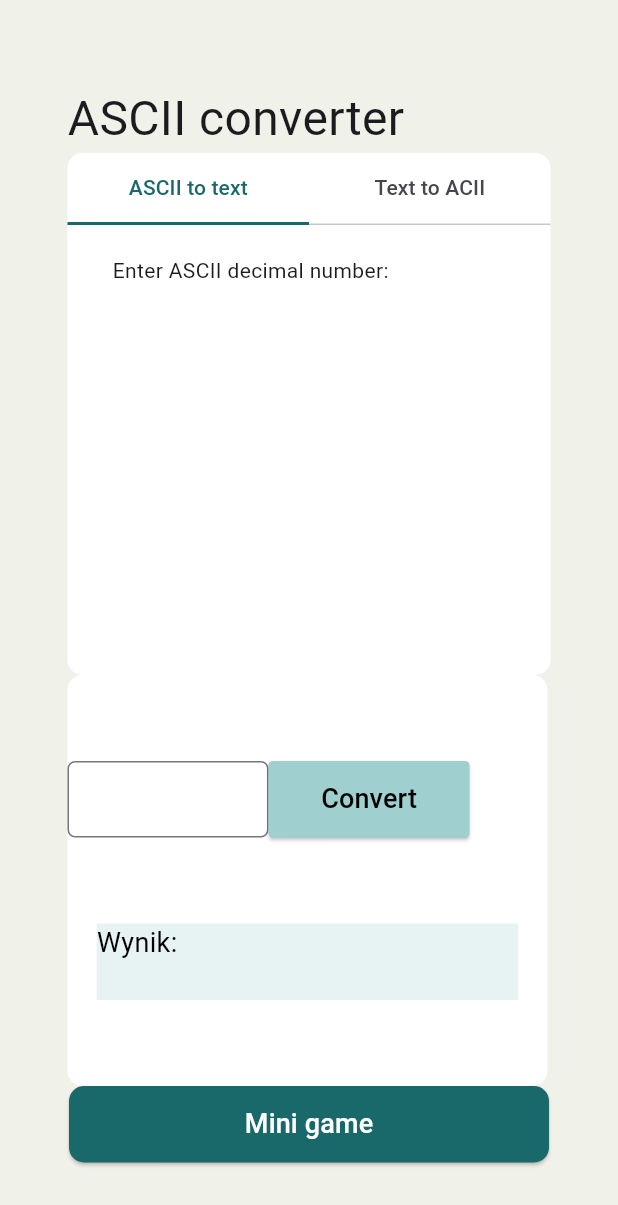
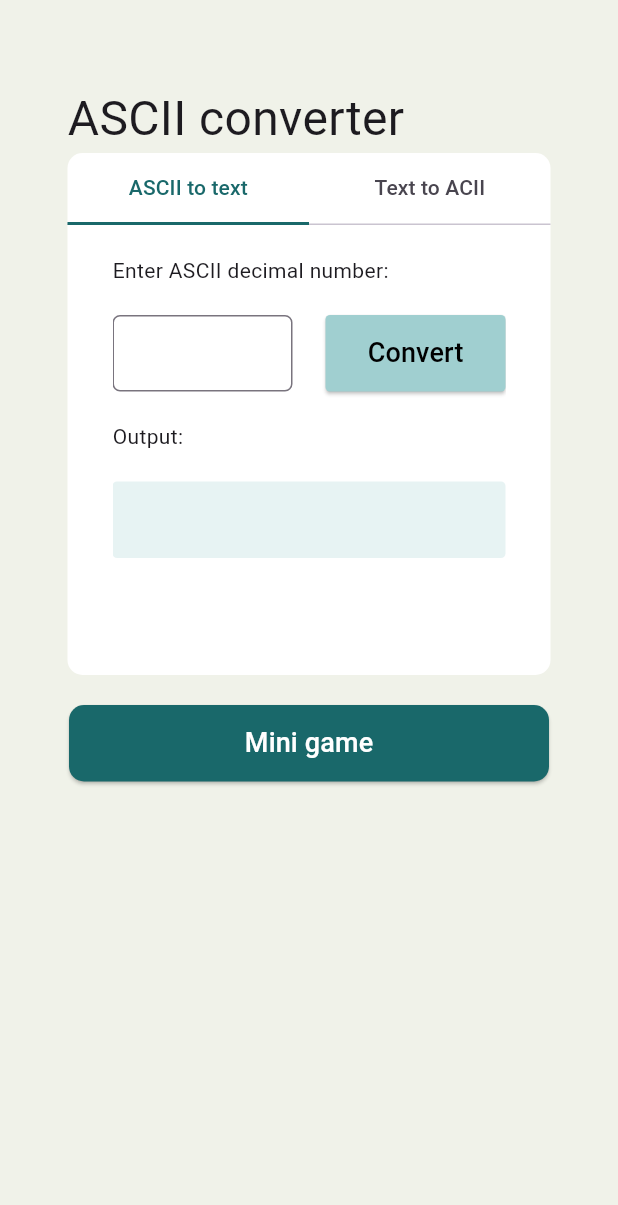
Before and after one commit to majatkaczyk/PIM, a Flutter app: the screen it shows after launch, on a phone screen of 412 x 824 dp. Shown: the top 1205 px of the screen. Run offline on Flutter 3.47's test engine with Material 3 defaults, Android fonts, the light colour scheme and no system bars.

Commit message:
done 1st tab screen

```diff
--- a/Flutter/lib/main.dart
+++ b/Flutter/lib/main.dart
@@ -28,7 +28,7 @@ class MyHomePage extends StatefulWidget {
 
 class _MyHomePageState extends State<MyHomePage> {
   int _selectedIndex = 0;
-  final TextEditingController _asciiController = TextEditingController();
+  TextEditingController asciiController = TextEditingController();
   String _convertedCharacter = '';
 
   void _onItemTapped(int index) {
@@ -38,7 +38,7 @@ class _MyHomePageState extends State<MyHomePage> {
   }
 
   void _convertAsciiToCharacter() {
-    int asciiCode = int.tryParse(_asciiController.text) ?? 0;
+    int asciiCode = int.tryParse(asciiController.text) ?? 0;
     setState(() {
       _convertedCharacter = String.fromCharCode(asciiCode);
     });
@@ -81,83 +81,61 @@ child: Scaffold(appBar: AppBar(
                 borderRadius: BorderRadius.only(
                   bottomLeft: Radius.circular(10.0), bottomRight: Radius.circular(10.0))
                 , color: Color(0xffffffff),
-              ),child: const SizedBox(height: 300,
+              ),child:  SizedBox(height: 300,
                 child: TabBarView(
-                children: [
+                children: <Widget>[
                   Column(mainAxisAlignment: MainAxisAlignment.start,crossAxisAlignment: CrossAxisAlignment.start,
                       children: [
-                        Padding(padding: EdgeInsets.symmetric(vertical: 20.0), child: Text("Enter ASCII decimal number:"),)
+                        const Padding(padding: EdgeInsets.symmetric(vertical: 20.0), child: Text("Enter ASCII decimal number:")),
+                        Row(mainAxisAlignment: MainAxisAlignment.spaceBetween,
+                          children: <Widget>
+                          [SizedBox( width: 120, height: 51,
+                            child: TextField(
+                              keyboardType: TextInputType.number,
+                              controller: asciiController,
+                              decoration: const InputDecoration(
+                                border: OutlineInputBorder(
+                                 borderRadius: BorderRadius.all(Radius.circular(5.0))
+                                ),
+                              ),
+                            ),
+                          ),
+                          ElevatedButton(
+                            onPressed: _convertAsciiToCharacter,
+                            style: ElevatedButton.styleFrom(
+                              backgroundColor: const Color(0xffA0CFD0),
+                              minimumSize: const Size(120, 51),
+                              shape: RoundedRectangleBorder(
+                                borderRadius: BorderRadius.circular(3),
+                              ),
+                            ),
+                            child: const Text(
+                              'Convert',
+                              style: TextStyle(
+                                fontSize: 18,
+                                color: Colors.black,
+                              ),
+                            ),),
 
+                        ],),
+                        const Padding(padding: EdgeInsets.symmetric(vertical: 20.0), child: Text("Output:")),
+                        Container(width: 281, height: 51,
+                        decoration: const BoxDecoration(color: Color(0xffE7F3F3), borderRadius: BorderRadius.all(Radius.circular(3.0))),
+                        child: Text(_convertedCharacter,
+                          style: const TextStyle(
+                            fontSize: 18,
+                            color: Colors.black,
+
+                          ),),)
 
                       ]),
                   Center(child: Text("2nd card"))
                 ],
               )),),
 
-            Container(
-              width: 320,
-              height: 274,
-              decoration: BoxDecoration(
-                borderRadius: BorderRadius.circular(10),
-                color: Colors.white,
-              ),
-              child: Column(
-                mainAxisAlignment: MainAxisAlignment.spaceEvenly,
-                children: [
-                  Row(
-                    children: [
-                      SizedBox(
-                          width: 134,
-                          height: 51,
-                          child: TextField(
-                            controller: _asciiController,
-                            keyboardType: TextInputType.number,
-                            decoration: InputDecoration(
-                              border: OutlineInputBorder(
-                                borderRadius: BorderRadius.circular(5.0),
-                              ),
-                            ),
-                          )
-                      ),
 
-                      ElevatedButton(
-                        onPressed: _convertAsciiToCharacter,
-                        style: ElevatedButton.styleFrom(
-                          backgroundColor: const Color(0xffA0CFD0),
-                          shape: RoundedRectangleBorder(
-                            borderRadius: BorderRadius.circular(3),
-                          ),
-                          minimumSize: const Size(134, 51),
-                        ),
-                        child: const Text(
-                          'Convert',
-                          style: TextStyle(
-                            fontSize: 18,
-                            color: Colors.black,
-
-                          ),
-                        ),
-                      ),
-                    ],
-                  ),
-
-                  Container(
-                    width: 281,
-                    height: 51,
-                    color: const Color(0xffE7F3F3),
-                    child: Text(
-                      'Wynik: $_convertedCharacter',
-                      style: const TextStyle(
-                        fontSize: 18,
-                        color: Colors.black,
-
-                      ),
-                    ),
-                  )
-                ],
-              ),
-            ),
               Center(
+                child: Container(padding: EdgeInsets.symmetric(vertical: 20.0),
                     child: ElevatedButton(
                   onPressed: () {
                     // Działania po naciśnięciu przycisku
@@ -176,7 +154,8 @@ child: Scaffold(appBar: AppBar(
                       color: Colors.white,
                     ),
                   ),
-              ),
+                ),)
+
               ),
             ],
           ),
```
Lines whose indentation alone changed are shown as unchanged.
